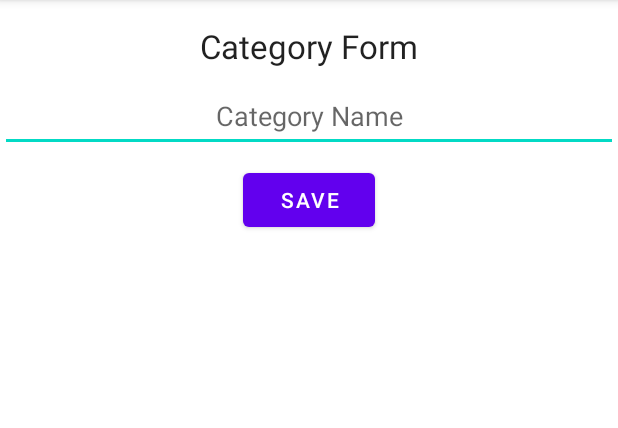
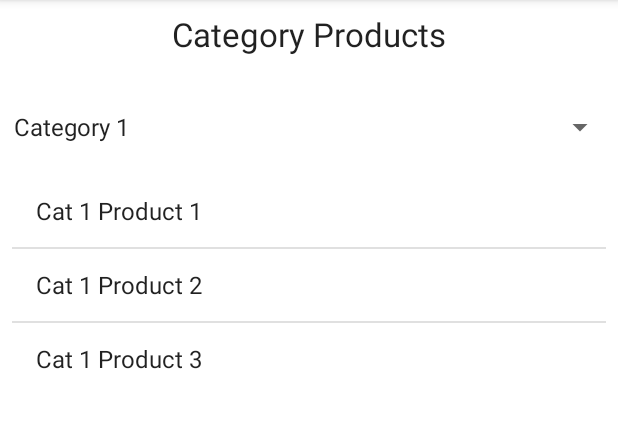
Before and after one commit to dvillanueva2/SqliteDemo, an Android app: the screen it shows after launch (MainActivity before the commit, ProductActivity after it), on a phone screen of 412 x 824 dp, the part 84-512 px from its top. Run offline under Robolectric (Android 15) with nearby library versions, the phone set to English and light mode, and no system bars.

Commit message:
Added SimpleCursorAdapter demo

```diff
--- a/app/src/main/java/ca/nait/dmit/dmit2504/DatabaseHelper.java
+++ b/app/src/main/java/ca/nait/dmit/dmit2504/DatabaseHelper.java
@@ -12,7 +12,7 @@ import java.util.List;
 public class DatabaseHelper extends SQLiteOpenHelper { // implement methods - select onCreate and onUpgrade
 
     private static final String TAG = "DatabaseHelper"; // for defining purposes
-    public static final int DATABASE_VERSION = 1; // useful to determine to when to call the onCreate and onUpgrade method (1)
+    public static final int DATABASE_VERSION = 3; // useful to determine to when to call the onCreate and onUpgrade method (1)
     public static final String DATABASE_NAME = "SqliteDemo.db"; // if the database does not exist, the it's gonna call the OnCreate method. if the version does not match, the onUpgrade method will be created for us
 
     // strings for creating tables
@@ -21,8 +21,21 @@ public class DatabaseHelper extends SQLiteOpenHelper { // implement methods - se
             + DatabaseContract.CategoryEntry.COLUMN_NAME_CATEGORYNAME + " TEXT"
             + ")";
 
+    // Sqlite data types can be found here: https://www.sqlite.org/datatype3.html
+    private static final String SQL_CREATE_PRODUCT_ENTRIES =
+            "CREATE TABLE " + DatabaseContract.ProductEntry.TABLE_NAME + "("
+            + DatabaseContract.ProductEntry._ID + " INTEGER PRIMARY KEY, "
+            + DatabaseContract.ProductEntry.COLUMN_NAME_PRODUCTNAME + " TEXT, "
+            + DatabaseContract.ProductEntry.COLUMN_NAME_UNITPRICE + " REAL, "
+            + DatabaseContract.ProductEntry.COLUMN_NAME_CATEGORYID + " INTEGER, "
+            + "FOREIGN KEY (" + DatabaseContract.ProductEntry.COLUMN_NAME_CATEGORYID + ")"
+                + " REFERENCES " + DatabaseContract.CategoryEntry.TABLE_NAME + "(" + DatabaseContract.CategoryEntry._ID + ")"
+        + ")";
+
     private static final String SQL_DELETE_CATEGORY_ENTRIES =
             "DROP TABLE IF EXISTS " + DatabaseContract.CategoryEntry.TABLE_NAME; // database contract has all the tables names we need and all the columns for each table name
+    private static final String SQL_DELETE_PRODUCT_ENTRIES =
+            "DROP TABLE IF EXISTS " + DatabaseContract.ProductEntry.TABLE_NAME;// string for dropping this table
 
     // we should have a contructor that passes a context. we have to call the constructor in SQLiteOpenHelper
     public DatabaseHelper(Context context) {
@@ -33,11 +46,46 @@ public class DatabaseHelper extends SQLiteOpenHelper { // implement methods - se
     @Override
     public void onCreate(SQLiteDatabase sqLiteDatabase) {
         sqLiteDatabase.execSQL(SQL_CREATE_CATEGORY_ENTRIES);
+        sqLiteDatabase.execSQL(SQL_CREATE_PRODUCT_ENTRIES);
+
+        // you can create sample data here to aside from creating tables
+        final String insertCat1 = "INSERT INTO " + DatabaseContract.CategoryEntry.TABLE_NAME
+                + "(" + DatabaseContract.CategoryEntry.COLUMN_NAME_CATEGORYNAME + ")"
+                + "VALUES('Category 1')";
+        final String insertCat2 = "INSERT INTO " + DatabaseContract.CategoryEntry.TABLE_NAME
+                + "(" + DatabaseContract.CategoryEntry.COLUMN_NAME_CATEGORYNAME + ")"
+                + "VALUES('Category 2')";
+        final String insertCat3 = "INSERT INTO " + DatabaseContract.CategoryEntry.TABLE_NAME
+                + "(" + DatabaseContract.CategoryEntry.COLUMN_NAME_CATEGORYNAME + ")"
+                + "VALUES('Category 3')";
+        final String insertCat4 = "INSERT INTO category_table(category_name) VALUES('Category 4')";
+        final String insertCat5 = "INSERT INTO category_table(category_name) VALUES('Category 5')";
+        sqLiteDatabase.execSQL(insertCat1);
+        sqLiteDatabase.execSQL(insertCat2);
+        sqLiteDatabase.execSQL(insertCat3);
+        sqLiteDatabase.execSQL(insertCat4);
+        sqLiteDatabase.execSQL(insertCat5);
+//        Category category1 = new Category(); // you can create sample data here to aside from creating tables
+//        category1.setCategoryName("Category 1");
+//        addCategory(category1);
+        final String cat1Prod1 = "INSERT INTO product_table(product_name, unit_price, category_id) VALUES('Cat 1 Product 1', 1.23, 1)";
+        final String cat1Prod2 = "INSERT INTO product_table(product_name, unit_price, category_id) VALUES('Cat 1 Product 2', 4.56, 1)";
+        final String cat1Prod3 = "INSERT INTO product_table(product_name, unit_price, category_id) VALUES('Cat 1 Product 3', 7.89, 1)";
+        final String cat3Prod1 = "INSERT INTO product_table(product_name, unit_price, category_id) VALUES('Cat 3 Product 1', 9.87, 3)";
+        final String cat3Prod2 = "INSERT INTO product_table(product_name, unit_price, category_id) VALUES('Cat 3 Product 2', 6.54, 3)";
+        final String cat3Prod3 = "INSERT INTO product_table(product_name, unit_price, category_id) VALUES('Cat 3 Product 3', 3.21, 3)";
+        sqLiteDatabase.execSQL(cat1Prod1);
+        sqLiteDatabase.execSQL(cat1Prod2);
+        sqLiteDatabase.execSQL(cat1Prod3);
+        sqLiteDatabase.execSQL(cat3Prod1);
+        sqLiteDatabase.execSQL(cat3Prod2);
+        sqLiteDatabase.execSQL(cat3Prod3);
     }
 
     @Override
     public void onUpgrade(SQLiteDatabase sqLiteDatabase, int i, int i1) {
         // delete our tables first. accessing sqlite database pass in this method:
+        sqLiteDatabase.execSQL(SQL_DELETE_CATEGORY_ENTRIES);
         sqLiteDatabase.execSQL(SQL_DELETE_CATEGORY_ENTRIES);
         onCreate(sqLiteDatabase);
     } // implement a method after entering this exact line
@@ -79,6 +127,38 @@ public class DatabaseHelper extends SQLiteOpenHelper { // implement methods - se
                 orderBy
         );
     }
+
+    // create a method that returns products by category
+    public Cursor getProductsByCategoryId(int categoryId) {
+        // specify the columns you want to return from the query
+        SQLiteDatabase db = getReadableDatabase();
+        String[] columns = {
+                DatabaseContract.ProductEntry._ID,
+                DatabaseContract.ProductEntry.COLUMN_NAME_PRODUCTNAME,
+                DatabaseContract.ProductEntry.COLUMN_NAME_UNITPRICE,
+                DatabaseContract.ProductEntry.COLUMN_NAME_CATEGORYID
+        };
+        // Specify the WHERE clause. Filter results WHERE "title" = 'My Title'
+        String selection = DatabaseContract.ProductEntry.COLUMN_NAME_CATEGORYID + " = ?";
+        // values for our "where" clause
+        String[] selectionArgs = {String.valueOf(categoryId)}; // "where" clause. Specify the where clause argument. The arguments is the question mark and the where clause which means the placeholder
+
+        String groupBy = null;
+        String having = null;
+        // How you want the results sorted in the resulting Cursor
+        String orderBy = DatabaseContract.ProductEntry.COLUMN_NAME_PRODUCTNAME + " ASC";
+
+        return db.query(
+                DatabaseContract.ProductEntry.TABLE_NAME,
+                columns,
+                selection,
+                selectionArgs,
+                groupBy,
+                having,
+                orderBy
+        );
+    }
+
 
     // READ or find one record using this method
     public Cursor findOneCategoryCursorById(int categoryId) {
--- /dev/null
+++ b/app/src/main/java/ca/nait/dmit/dmit2504/DialogCategoryAdd.java
@@ -0,0 +1,81 @@
+package ca.nait.dmit.dmit2504;
+
+import android.app.Dialog;
+import android.os.Bundle;
+import android.view.LayoutInflater;
+import android.view.View;
+import android.widget.Button;
+import android.widget.EditText;
+import android.widget.Toast;
+
+import androidx.annotation.NonNull;
+import androidx.annotation.Nullable;
+import androidx.appcompat.app.AlertDialog;
+import androidx.fragment.app.DialogFragment;
+
+public class DialogCategoryAdd extends DialogFragment {
+
+    // type of data this dialog need. A reference to our main activity
+    private MainActivity mainActivity;
+    // generate parametered constructor. force it to to pass in our Main Activity reference
+    // alt - insert - DialogFragment() - mainActivity
+    public DialogCategoryAdd(MainActivity mainActivity) {
+        this.mainActivity = mainActivity;
+    }
+
+
+    @NonNull
+    @Override
+    public Dialog onCreateDialog(@Nullable Bundle savedInstanceState)
+    {
+        //return super.onCreateDialog(savedInstanceState); --> useless
+        AlertDialog.Builder builder = new AlertDialog.Builder(getActivity()); // Builder is an inner class - a class within a class. The Builder class is used to build a dialog. It requires a context. we can either use getActivity() or pass in the mainActivity
+        LayoutInflater inflater = getActivity().getLayoutInflater();// specify the layout for this dialog. Our custom layout is defined in an xml layout file. convert the layout file to a view object. let's use an inflater
+        View dialogView = inflater.inflate(R.layout.dialog_category_edit, null);
+
+        EditText categoryNameEditText = dialogView.findViewById(R.id.dialog_category_edit_categoryname_edittext); // specify EditText
+        categoryNameEditText.requestFocus(); // the keyboard cursor is hovering on that view
+        // find cancel button and save button
+        Button cancelButton = dialogView.findViewById(R.id.dialog_category_edit_cancel_button);
+        Button saveButton = dialogView.findViewById(R.id.dialog_category_edit_save_button);
+        // dynamically assign an event handler... longhand code of assigning a listener here
+        cancelButton.setOnClickListener(new View.OnClickListener() { // pass in an object that implements OnClickListener interface
+            @Override
+            public void onClick(View view) {
+                dismiss();
+            }
+        });
+        // dynamically assign an event handler... shorthand way here LAMBDA allows you to implement an interface that has only a single method [1]
+        saveButton.setOnClickListener(view -> {
+            String categoryName = categoryNameEditText.getText().toString();
+            if (categoryName.isEmpty())
+            {
+                Toast.makeText(getActivity(),"CategoryName is required", Toast.LENGTH_SHORT).show();
+            }
+            else
+            {
+                Category newCategory = new Category();
+                newCategory.setCategoryName(categoryName);
+                mainActivity.addCategory(newCategory);
+                dismiss(); // close the dialog
+            }
+        });
+        // how to we launch this dialog? we need to add a Floating Action button to our layout. go to activity_main
+
+
+        builder.setView(dialogView).setTitle("New Category"); // display custom dialog view
+        return builder.create();
+    }
+}
+
+
+// Fragment is a reusable UI - your activities can display many fragments
+// convert this class to a dialog fragment. we want to inherit from "extends DialogFragment"
+
+// 1 lambda implements this code
+//new View.OnClickListener() { // pass in an object that implements OnClickListener interface
+//@Override
+//public void onClick(View view) {
+//        dismiss();
+//        }
+//}
--- a/app/src/main/java/ca/nait/dmit/dmit2504/MainActivity.java
+++ b/app/src/main/java/ca/nait/dmit/dmit2504/MainActivity.java
@@ -31,6 +31,11 @@ public class MainActivity extends AppCompatActivity {
         setContentView(view);
 
         rebindRecycleView(); // execute  this when the activity is created
+
+        binding.activityMainFab.setOnClickListener(view1 -> {
+            DialogCategoryAdd addDialog = new DialogCategoryAdd(this);
+            addDialog.show(getSupportFragmentManager(), "DialogCategoryAdd");// show the dialog fragment
+        }); // creates an object based on the id name of the Floating Action button. The underscores are taken out automatically for us
     }
 
     // to populate the recycler view
@@ -44,24 +49,24 @@ public class MainActivity extends AppCompatActivity {
         binding.activityMainCategoriesRecyclerview.setLayoutManager(new LinearLayoutManager(this));
     }
 
-    public void onSaveButtonClick(View view) {
-        String categoryName = binding.activityMainCategorynameEdittext.getText().toString();
-        if (categoryName.isEmpty())
-        {
-            Toast.makeText(this, "Category Name is required", Toast.LENGTH_SHORT).show();
-        }
-        else
-        { // need to make an addCategory first. Refer to CategoryDbHelper class for this
-            Category newCategory = new Category();
-            newCategory.setCategoryName(categoryName);
-            DatabaseHelper dbHelper = new DatabaseHelper(this);
-            long categoryId = dbHelper.addCategory(newCategory);
-            String message = String.format("Save successful with id %s", categoryId);
-            Toast.makeText(this, message, Toast.LENGTH_SHORT).show();
-            binding.activityMainCategorynameEdittext.setText(""); // empty the text
-            rebindRecycleView(); // execute this after we add a new item
-        }
-    }
+//    public void onSaveButtonClick(View view) {
+//        String categoryName = binding.activityMainCategorynameEdittext.getText().toString();
+//        if (categoryName.isEmpty())
+//        {
+//            Toast.makeText(this, "Category Name is required", Toast.LENGTH_SHORT).show();
+//        }
+//        else
+//        { // need to make an addCategory first. Refer to CategoryDbHelper class for this
+//            Category newCategory = new Category();
+//            newCategory.setCategoryName(categoryName);
+//            DatabaseHelper dbHelper = new DatabaseHelper(this);
+//            long categoryId = dbHelper.addCategory(newCategory);
+//            String message = String.format("Save successful with id %s", categoryId);
+//            Toast.makeText(this, message, Toast.LENGTH_SHORT).show();
+//            binding.activityMainCategorynameEdittext.setText(""); // empty the text
+//            rebindRecycleView(); // execute this after we add a new item
+//        }
+//    }
 
 
 
@@ -178,6 +183,20 @@ public class MainActivity extends AppCompatActivity {
             Toast.makeText(this, "Update was not successful", Toast.LENGTH_SHORT).show();
         }
     }
+
+    public void addCategory(Category newCategory)
+    {
+        DatabaseHelper dbHelper = new DatabaseHelper(this);
+        if (dbHelper.addCategory(newCategory) > 0)
+        {
+            rebindRecycleView(); // the reason why we put code on a separate method. We need to refresh the contents (for maintenance reasons)
+            Toast.makeText(this, "Add was successful", Toast.LENGTH_SHORT).show();
+        }
+        else
+        {
+            Toast.makeText(this, "Add was not successful", Toast.LENGTH_SHORT).show();
+        }
+    }
 }
 
 
@@ -200,3 +219,10 @@ public class MainActivity extends AppCompatActivity {
 // OBJECTIVE 2: how to modify our Sqlite demo app so we can edit and update a selected category, then add a user interface so we can add a new product and how to bind
 // data to a spinner using a simple cursor adapter
 // video source: https://naitca.sharepoint.com/teams/dmit2504-1211-oa01-oa02/Shared%20Documents/Forms/AllItems.aspx?id=%2Fteams%2Fdmit2504%2D1211%2Doa01%2Doa02%2FShared%20Documents%2FDMIT2504%20Oct%2026%20%2D%20CRUD%20UI%20and%20SimpleCursorAdapter%2FRecordings%2FView%20Only%2FDMIT2504%20Tuesday%2C%20Oct%2026%20OPTIONAL%20Meeting%2D20211026%5F081852%2DMeeting%20Recording%2Emp4&parent=%2Fteams%2Fdmit2504%2D1211%2Doa01%2Doa02%2FShared%20Documents%2FDMIT2504%20Oct%2026%20%2D%20CRUD%20UI%20and%20SimpleCursorAdapter%2FRecordings%2FView%20Only
+
+// OBJECTIVE 3: Floating Action Button and new add category
+// https://sqlitebrowser.org
+// source video: https://naitca.sharepoint.com/teams/dmit2504-1211-oa01-oa02/Shared%20Documents/Forms/AllItems.aspx?id=%2Fteams%2Fdmit2504%2D1211%2Doa01%2Doa02%2FShared%20Documents%2FDMIT2504%20Oct%2027%20%2D%20SimpleCursorAdapter%2FRecordings%2FView%20Only%2FDMIT2504%20Thursday%2C%20Nov%2028%20OPTIONAL%20Meeting%2D20211028%5F080040%2DMeeting%20Recording%2Emp4&parent=%2Fteams%2Fdmit2504%2D1211%2Doa01%2Doa02%2FShared%20Documents%2FDMIT2504%20Oct%2027%20%2D%20SimpleCursorAdapter%2FRecordings%2FView%20Only
+
+// OBJECTIVE 4: HOW TO BIND DATA TO ADAPTER VIEW LIKE A SPINNER OR A LIST VIEW USING A SIMPLE CURSOR ADAPTER
+// SIMPLE CURSOR ADAPTER IS FOR USE WHEN YOU HAVE A DATABASE RETURNING DATA USING CURSORS
--- /dev/null
+++ b/app/src/main/java/ca/nait/dmit/dmit2504/ProductActivity.java
@@ -0,0 +1,64 @@
+package ca.nait.dmit.dmit2504;
+
+import androidx.appcompat.app.AppCompatActivity;
+
+import android.database.Cursor;
+import android.os.Bundle;
+import android.view.View;
+import android.widget.AdapterView;
+import android.widget.SimpleCursorAdapter;
+
+import ca.nait.dmit.dmit2504.databinding.ActivityProductBinding;
+
+public class ProductActivity extends AppCompatActivity implements AdapterView.OnItemSelectedListener {
+
+    private ActivityProductBinding binding;
+
+    @Override
+    protected void onCreate(Bundle savedInstanceState) {
+        super.onCreate(savedInstanceState);
+        // setContentView(R.layout.activity_product);
+        // access spinner directly using binding
+        binding = ActivityProductBinding.inflate(getLayoutInflater());
+        setContentView(binding.getRoot());
+
+        DatabaseHelper dbHelper = new DatabaseHelper(this); // need access to database helper to fetch categories
+        Cursor categoryQueryResultCursor = dbHelper.getCategoriesCursor(); // call a method that returns a cursor. getCategoriesCursor() - executes query and returns a cursor to the results set. useful if you plan to use a cursor adapter to populate the adapter view
+        String[] fromColumnNames = {DatabaseContract.CategoryEntry.COLUMN_NAME_CATEGORYNAME}; // populate the spinner
+        int[] toViewIds = {android.R.id.text1};// find array of resource Id's. this is an array initializer. They use extended spinner view. This includes an id called text1. text1 is a default of a default layout of spinner
+        int flags = 0;
+        SimpleCursorAdapter categoryAdapter = new SimpleCursorAdapter(this,
+                android.R.layout.simple_spinner_item,
+                categoryQueryResultCursor,
+                fromColumnNames,
+                toViewIds,
+                flags);
+        binding.activityProductCategorySpinner.setAdapter(categoryAdapter); // access the spinner, set the adapter.
+        // to test this without using the options menu we go to the android manifest and change the starting activity
+
+        // populate the list view
+        binding.activityProductCategorySpinner.setOnItemSelectedListener(this);
+    }
+
+    @Override
+    public void onItemSelected(AdapterView<?> adapterView, View view, int i, long l) {
+        int categoryId = i == 0 ? 1 : 3;
+        DatabaseHelper dbHelper = new DatabaseHelper(this); // need access to database helper to fetch categories
+        Cursor categoryProductQueryResultCursor = dbHelper.getProductsByCategoryId(categoryId); // call a method that returns a cursor. getCategoriesCursor() - executes query and returns a cursor to the results set. useful if you plan to use a cursor adapter to populate the adapter view
+        String[] fromColumnNames = {DatabaseContract.ProductEntry.COLUMN_NAME_PRODUCTNAME}; // populate the spinner
+        int[] toViewIds = {android.R.id.text1};// find array of resource Id's. this is an array initializer. They use extended spinner view. This includes an id called text1. text1 is a default of a default layout of spinner
+        int flags = 0;
+        SimpleCursorAdapter categoryProductAdapter = new SimpleCursorAdapter(this,
+                android.R.layout.simple_list_item_1,
+                categoryProductQueryResultCursor,
+                fromColumnNames,
+                toViewIds,
+                flags);
+        binding.activityProductListview.setAdapter(categoryProductAdapter);
+    }
+
+    @Override
+    public void onNothingSelected(AdapterView<?> adapterView) {
+
+    }
+}
--- a/app/src/main/res/layout/activity_main.xml
+++ b/app/src/main/res/layout/activity_main.xml
@@ -11,46 +11,57 @@
         android:layout_width="wrap_content"
         android:layout_height="wrap_content"
         android:layout_marginTop="16dp"
-        android:text="Category Form"
+        android:text="Categories"
         android:textAppearance="@style/TextAppearance.AppCompat.Large"
         app:layout_constraintLeft_toLeftOf="parent"
         app:layout_constraintRight_toRightOf="parent"
         app:layout_constraintTop_toTopOf="parent" />
 
-    <EditText
-        android:id="@+id/activity_main_categoryname_edittext"
-        android:layout_width="0dp"
-        android:layout_height="wrap_content"
-        android:layout_marginTop="8dp"
-        android:ems="10"
-        android:hint="Category Name"
-        android:inputType="textPersonName"
-        android:minHeight="48dp"
-        android:textAlignment="center"
-        app:layout_constraintEnd_toEndOf="parent"
-        app:layout_constraintStart_toStartOf="parent"
-        app:layout_constraintTop_toBottomOf="@+id/activity_main_title_textview" />
+<!--    <EditText-->
+<!--        android:id="@+id/activity_main_categoryname_edittext"-->
+<!--        android:layout_width="0dp"-->
+<!--        android:layout_height="wrap_content"-->
+<!--        android:layout_marginTop="8dp"-->
+<!--        android:ems="10"-->
+<!--        android:hint="Category Name"-->
+<!--        android:inputType="textPersonName"-->
+<!--        android:minHeight="48dp"-->
+<!--        android:textAlignment="center"-->
+<!--        app:layout_constraintEnd_toEndOf="parent"-->
+<!--        app:layout_constraintStart_toStartOf="parent"-->
+<!--        app:layout_constraintTop_toBottomOf="@+id/activity_main_title_textview" />-->
 
-    <Button
-        android:id="@+id/activity_main_save_button"
-        android:layout_width="wrap_content"
-        android:layout_height="wrap_content"
-        android:layout_marginTop="8dp"
-        android:onClick="onSaveButtonClick"
-        android:text="Save"
-        app:layout_constraintEnd_toEndOf="parent"
-        app:layout_constraintStart_toStartOf="parent"
-        app:layout_constraintTop_toBottomOf="@+id/activity_main_categoryname_edittext" />
+<!--    <Button-->
+<!--        android:id="@+id/activity_main_save_button"-->
+<!--        android:layout_width="wrap_content"-->
+<!--        android:layout_height="wrap_content"-->
+<!--        android:layout_marginTop="8dp"-->
+<!--        android:onClick="onSaveButtonClick"-->
+<!--        android:text="Save"-->
+<!--        app:layout_constraintEnd_toEndOf="parent"-->
+<!--        app:layout_constraintStart_toStartOf="parent"-->
+<!--        app:layout_constraintTop_toBottomOf="@+id/activity_main_categoryname_edittext" />-->
 
     <androidx.recyclerview.widget.RecyclerView
         android:id="@+id/activity_main_categories_recyclerview"
-        android:layout_width="409dp"
-        android:layout_height="571dp"
+        android:layout_width="0dp"
+        android:layout_height="wrap_content"
         android:layout_marginStart="8dp"
         android:layout_marginTop="8dp"
         android:layout_marginEnd="16dp"
         app:layout_constraintEnd_toEndOf="parent"
         app:layout_constraintStart_toStartOf="parent"
-        app:layout_constraintTop_toBottomOf="@+id/activity_main_save_button" />
+        app:layout_constraintTop_toBottomOf="@+id/activity_main_title_textview" />
+
+    <com.google.android.material.floatingactionbutton.FloatingActionButton
+        android:id="@+id/activity_main_fab"
+        android:layout_width="wrap_content"
+        android:layout_height="wrap_content"
+        android:layout_marginEnd="8dp"
+        android:layout_marginBottom="8dp"
+        android:clickable="true"
+        app:layout_constraintBottom_toBottomOf="parent"
+        app:layout_constraintEnd_toEndOf="parent"
+        app:srcCompat="@android:drawable/ic_input_add" />
 
 </androidx.constraintlayout.widget.ConstraintLayout>
--- /dev/null
+++ b/app/src/main/res/layout/activity_product.xml
@@ -0,0 +1,43 @@
+<?xml version="1.0" encoding="utf-8"?>
+<androidx.constraintlayout.widget.ConstraintLayout xmlns:android="http://schemas.android.com/apk/res/android"
+    xmlns:app="http://schemas.android.com/apk/res-auto"
+    xmlns:tools="http://schemas.android.com/tools"
+    android:layout_width="match_parent"
+    android:layout_height="match_parent"
+    tools:context=".ProductActivity">
+
+    <TextView
+        android:id="@+id/activity_product_textview"
+        android:layout_width="wrap_content"
+        android:layout_height="wrap_content"
+        android:layout_marginTop="8dp"
+        android:text="Category Products"
+        android:textAppearance="@style/TextAppearance.AppCompat.Large"
+        app:layout_constraintEnd_toEndOf="parent"
+        app:layout_constraintStart_toStartOf="parent"
+        app:layout_constraintTop_toTopOf="parent" />
+
+    <Spinner
+        android:id="@+id/activity_product_category_spinner"
+        android:layout_width="409dp"
+        android:layout_height="wrap_content"
+        android:layout_marginStart="8dp"
+        android:layout_marginTop="23dp"
+        android:layout_marginEnd="8dp"
+        android:contentDescription="Product Category"
+        android:minHeight="48dp"
+        app:layout_constraintEnd_toEndOf="parent"
+        app:layout_constraintStart_toStartOf="parent"
+        app:layout_constraintTop_toBottomOf="@+id/activity_product_textview" />
+
+    <ListView
+        android:id="@+id/activity_product_listview"
+        android:layout_width="0dp"
+        android:layout_height="wrap_content"
+        android:layout_marginStart="8dp"
+        android:layout_marginTop="8dp"
+        android:layout_marginEnd="8dp"
+        app:layout_constraintEnd_toEndOf="parent"
+        app:layout_constraintStart_toStartOf="parent"
+        app:layout_constraintTop_toBottomOf="@+id/activity_product_category_spinner" />
+</androidx.constraintlayout.widget.ConstraintLayout>
```
Also changed, not shown: app/src/main/AndroidManifest.xml (+6 -1 lines), 1 other file.
